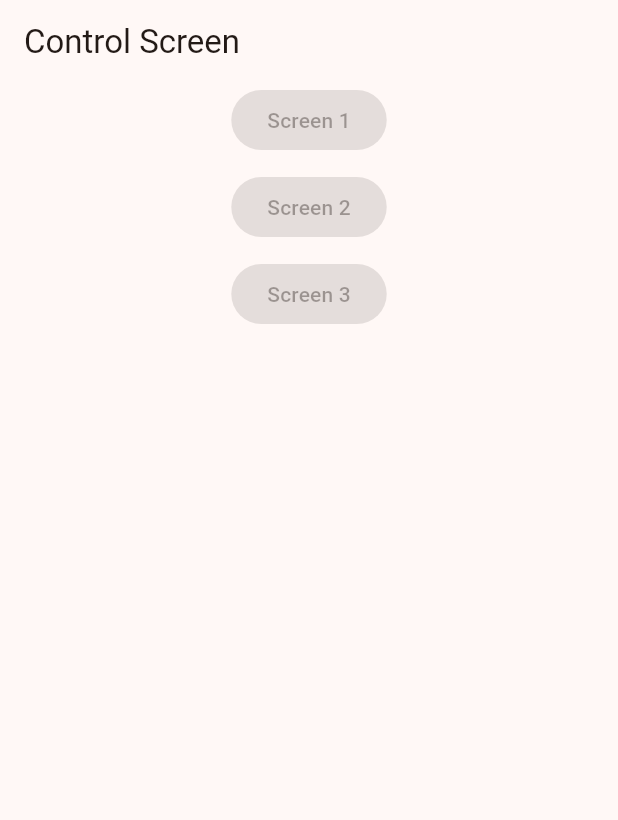
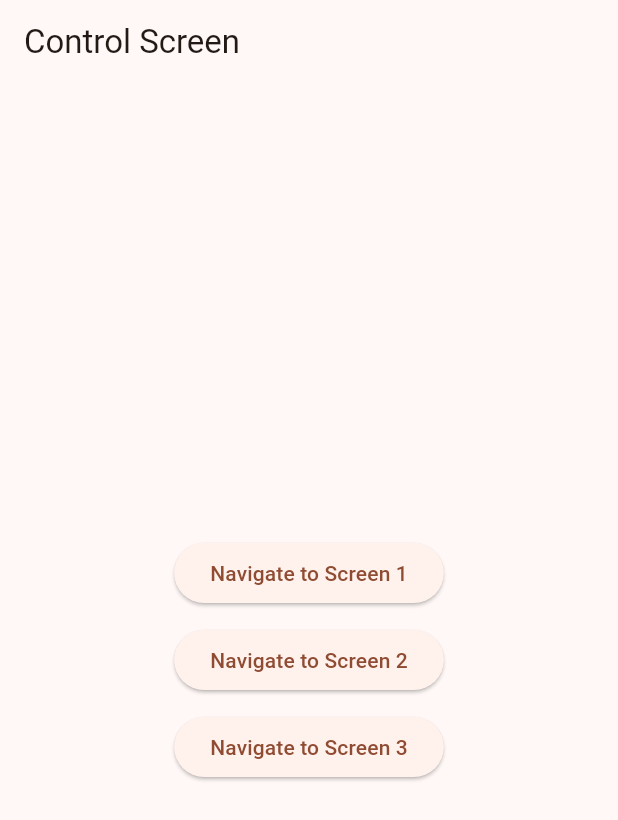
Before and after one commit to Atuoha/get_it_auto_router_go_router, a Flutter app: the screen it shows after launch, on a phone screen of 412 x 824 dp. Shown: the top 820 px of the screen. Run offline on Flutter 3.47's test engine with Material 3 defaults, Android fonts, the phone set to English and light mode, and no system bars; our stand-ins replace auto_route, get_it, go_router, location.

Commit message:
routing is working

```diff
--- a/lib/auto_router/control_screen.dart
+++ b/lib/auto_router/control_screen.dart
@@ -1,7 +1,36 @@
+import 'package:auto_route/annotations.dart';
+import 'package:auto_route/auto_route.dart';
 import 'package:flutter/material.dart';
+import 'package:get_it_auto_router_go_router/go_router/config/route_config.dart';
 
+enum Screen {
+  screen1,
+  screen2,
+  screen3,
+}
+
+@RoutePage(name: 'controlscreen')
 class ControlScreen extends StatelessWidget {
   const ControlScreen({super.key});
+
+  void navigateToScreen({
+    required BuildContext context,
+    required Screen screen,
+  }) {
+    switch (screen) {
+      case Screen.screen1:
+        context.router.pushNamed('/screen1');
+        break;
+
+      case Screen.screen2:
+        context.router.pushNamed('/screen2');
+        break;
+
+      case Screen.screen3:
+        context.router.pushNamed('/screen3');
+        break;
+    }
+  }
 
   @override
   Widget build(BuildContext context) {
@@ -9,22 +38,32 @@
       appBar: AppBar(
         title: const Text('Control Screen'),
       ),
-      body: const Center(
+      body: Center(
         child: Column(
+          mainAxisAlignment: MainAxisAlignment.center,
           children: [
             ElevatedButton(
-              onPressed: null,
-              child: Text('Screen 1'),
+              onPressed: () => navigateToScreen(
+                context: context,
+                screen: Screen.screen1,
+              ),
+              child: const Text('Navigate to Screen 1'),
             ),
-            SizedBox(height: 10),
+            const SizedBox(height: 10),
             ElevatedButton(
-              onPressed: null,
-              child: Text('Screen 2'),
+              onPressed: () => navigateToScreen(
+                context: context,
+                screen: Screen.screen2,
+              ),
+              child: const Text('Navigate to Screen 2'),
             ),
-            SizedBox(height: 10),
+            const SizedBox(height: 10),
             ElevatedButton(
-              onPressed: null,
-              child: Text('Screen 3'),
+              onPressed: () => navigateToScreen(
+                context: context,
+                screen: Screen.screen3,
+              ),
+              child: const Text('Navigate to Screen 3'),
             ),
           ],
         ),
--- /dev/null
+++ b/lib/auto_router/route/app_route.dart
@@ -0,0 +1,14 @@
+import 'package:auto_route/annotations.dart';
+import 'package:auto_route/auto_route.dart';
+import 'app_route.gr.dart';
+
+@AutoRouterConfig()
+class AppRouter extends $AppRouter {
+  @override
+  List<AutoRoute> get routes => [
+        AutoRoute(path: '/', page: Controlscreen.page),
+        AutoRoute(path: '/screen1', page: Screen1.page),
+        AutoRoute(path: '/screen2', page: Screen2.page),
+        AutoRoute(path: '/screen3', page: Screen3.page),
+      ];
+}
--- a/lib/auto_router/screens/screen1.dart
+++ b/lib/auto_router/screens/screen1.dart
@@ -1,4 +1,7 @@
+import 'package:auto_route/annotations.dart';
 import 'package:flutter/material.dart';
+
+@RoutePage(name: 'screen1')
 
 class Screen1 extends StatelessWidget {
   const Screen1({super.key});
--- a/lib/auto_router/screens/screen2.dart
+++ b/lib/auto_router/screens/screen2.dart
@@ -1,4 +1,7 @@
+import 'package:auto_route/annotations.dart';
 import 'package:flutter/material.dart';
+
+@RoutePage(name: 'screen2')
 
 class Screen2 extends StatelessWidget {
   const Screen2({super.key});
--- a/lib/auto_router/screens/screen3.dart
+++ b/lib/auto_router/screens/screen3.dart
@@ -1,4 +1,7 @@
+import 'package:auto_route/annotations.dart';
 import 'package:flutter/material.dart';
+
+@RoutePage(name: 'screen3')
 
 class Screen3 extends StatelessWidget {
   const Screen3({super.key});
--- a/lib/main.dart
+++ b/lib/main.dart
@@ -1,6 +1,7 @@
 import 'package:flutter/material.dart';
 import 'package:flutter/services.dart';
 import 'package:get_it_auto_router_go_router/auto_router/control_screen.dart';
+import 'auto_router/route/app_route.dart';
 import 'get_it/views/get_it_screen.dart';
 import 'go_router/config/route_config.dart';
 
@@ -41,14 +42,16 @@
     //   routerConfig: router, // go router
     // );
 
+    final appRouter = AppRouter();
+
     // auto router
-     return MaterialApp(
+    return MaterialApp.router(
       title: 'Flutter GoRouter',
       theme: ThemeData(
         colorScheme: ColorScheme.fromSeed(seedColor: Colors.brown),
         useMaterial3: true,
       ),
-       home: const ControlScreen(), // auto router
+      routerConfig: appRouter.config(),
     );
   }
 }
--- a/pubspec.yaml
+++ b/pubspec.yaml
@@ -43,6 +43,8 @@
 dev_dependencies:
   flutter_test:
     sdk: flutter
+  auto_route_generator: 7.3.2
+  build_runner:
 
   # The "flutter_lints" package below contains a set of recommended lints to
   # encourage good coding practices. The lint set provided by the package is
```
Also changed, not shown: lib/auto_router/route/app_route.gr.dart (added), pubspec.lock. Lines whose indentation alone changed are shown as unchanged.
